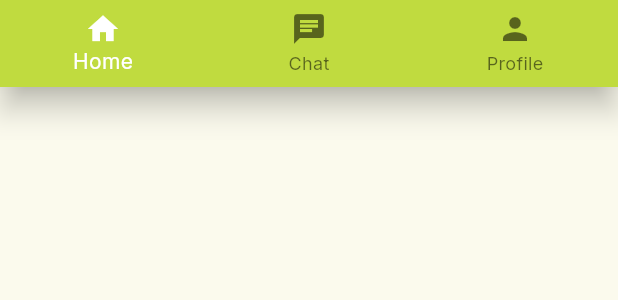
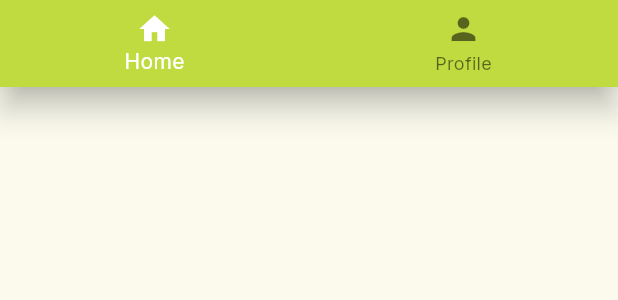
Before and after one commit to muhammedalima/NourishMe, a Flutter app: the BottomNav widget shown alone on an empty page, opened directly, on a phone screen of 412 x 824 dp. Shown: the top 300 px of the screen. Run offline on Flutter 3.47's test engine with Material 3 defaults, Android fonts, the phone set to English and light mode, and no system bars; our stand-ins replace google_fonts.

Commit message:
next commit

```diff
--- a/nourish_me/lib/screens/widget/bottomnavhome.dart
+++ b/nourish_me/lib/screens/widget/bottomnavhome.dart
@@ -18,10 +18,6 @@ class BottomNav extends StatelessWidget {
             label: 'Home',
           ),
           BottomNavigationBarItem(
-            icon: Icon(Icons.chat),
-            label: 'Chat',
-          ),
-          BottomNavigationBarItem(
             icon: Icon(Icons.person),
             label: 'Profile',
           )
--- a/nourish_me/lib/theme library/theme_library.dart
+++ b/nourish_me/lib/theme library/theme_library.dart
@@ -2,3 +2,4 @@ import 'package:flutter/material.dart';
 
 final Color Primary_green = Color(0xFFC0DB3F);
 final Color Primary_voilet = Color(0xFF5E3FDB);
+final Color custom_grey = Color(0xFF707070);
```
Also changed, not shown: nourish_me/lib/screens/home_page/home_page_screen.dart (+18 -4 lines).
